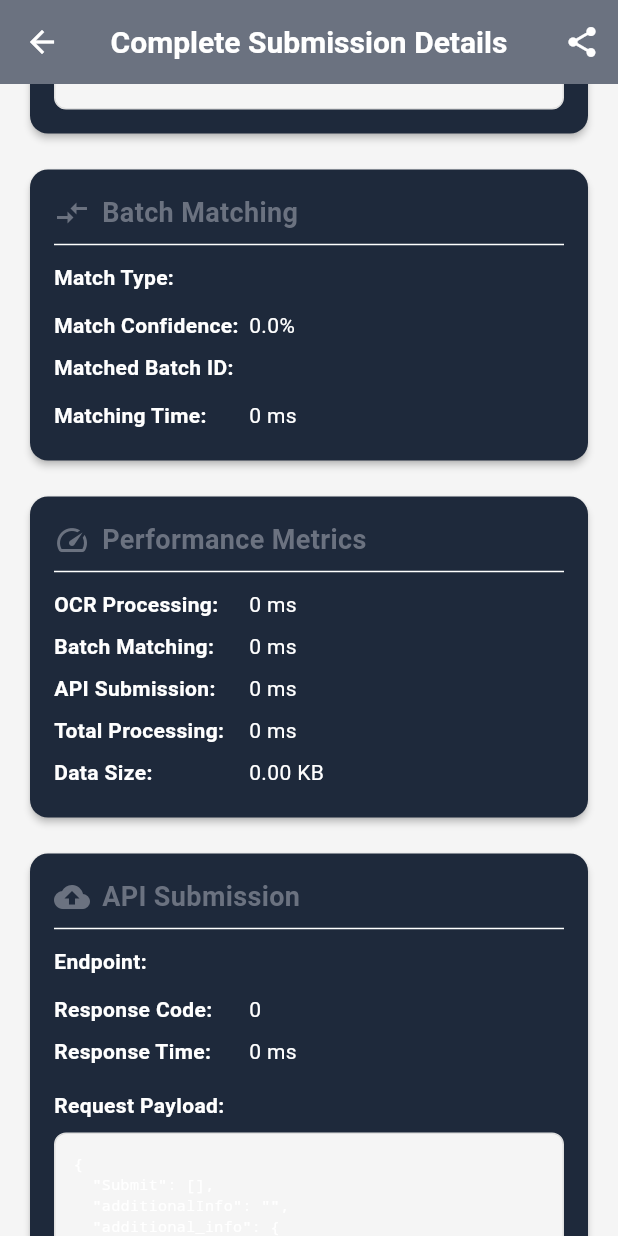
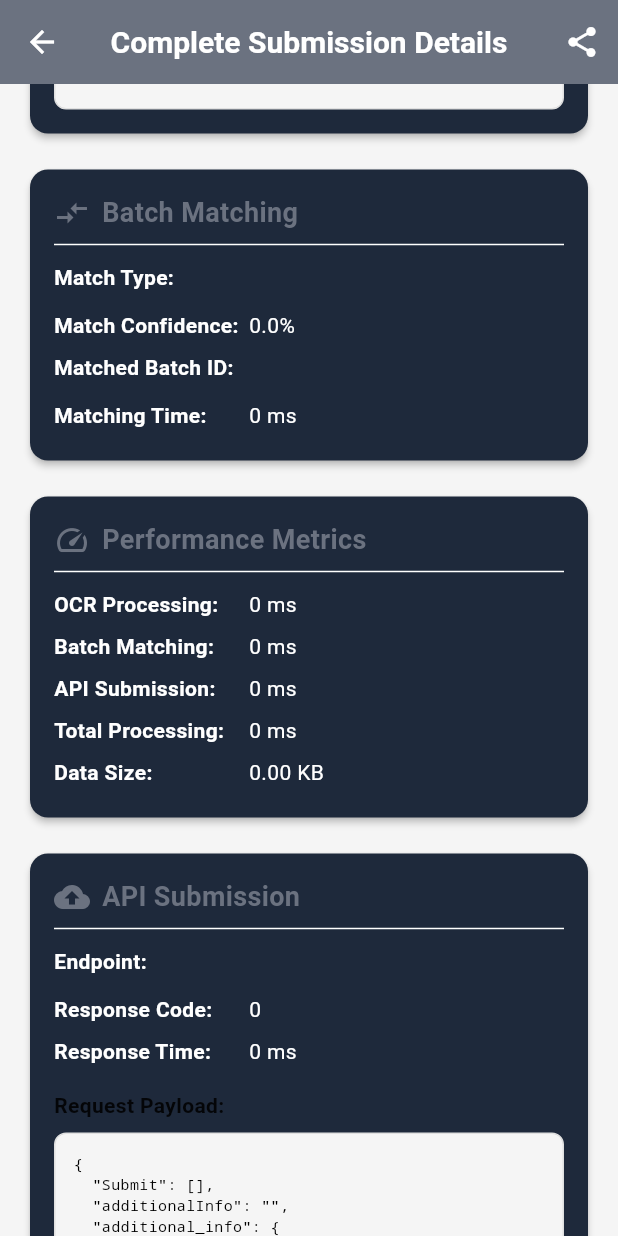
Before and after one commit to mlsankannanavar/Swipable_Batchamte, a Flutter app: the ComprehensiveSubmissionDetailsScreen screen opened directly with empty values, scrolled down 1152 dp, on a phone screen of 412 x 824 dp. Run offline on Flutter 3.47's test engine with Material 3 defaults, Android fonts, the phone set to English and light mode, and no system bars; our stand-ins replace camera, connectivity_plus, hive, hive_flutter, logger, permission_handler and 3 more; missing offline and left inert: google_mlkit_text_recognition, mobile_scanner; accounts and stored records are empty; network calls fail; statements that could not run were skipped.

Commit message:
Fix white text visibility issues in API logs and submission details
- Fixed API log request/response text from white to black for better visibility
- Fixed JSON container text in submission details to use black color
- Fixed API request/response labels to use black87 color
- Updated global theme text colors from white to black87 for light theme compatibility
- Fixed all text visibility issues in API logs, submission details, and extracted text areas
- Ensures consistent black text across all light background areas

```diff
--- a/lib/screens/batch_submission_details_screen.dart
+++ b/lib/screens/batch_submission_details_screen.dart
@@ -960,7 +960,10 @@ class ComprehensiveSubmissionDetailsScreen extends StatelessWidget {
 
         const Text(
           'Request Payload:',
-          style: TextStyle(fontWeight: FontWeight.w600),
+          style: TextStyle(
+            fontWeight: FontWeight.w600,
+            color: Colors.black87, // Explicit color for labels
+          ),
         ),
         const SizedBox(height: 8),
         _buildJsonContainer(submissionDetail.apiPayload),
@@ -969,7 +972,10 @@ class ComprehensiveSubmissionDetailsScreen extends StatelessWidget {
           const SizedBox(height: 16),
           const Text(
             'API Response:',
-            style: TextStyle(fontWeight: FontWeight.w600),
+            style: TextStyle(
+              fontWeight: FontWeight.w600,
+              color: Colors.black87, // Explicit color for labels
+            ),
           ),
           const SizedBox(height: 8),
           _buildJsonContainer(submissionDetail.apiResponse!),
@@ -1053,6 +1059,7 @@ class ComprehensiveSubmissionDetailsScreen extends StatelessWidget {
           style: const TextStyle(
             fontFamily: 'monospace',
             fontSize: 10,
+            color: Colors.black, // Explicit black color for JSON text
           ),
         ),
       ),
--- a/lib/widgets/api_log_tab_widget.dart
+++ b/lib/widgets/api_log_tab_widget.dart
@@ -339,13 +339,14 @@ class ApiCallDetailsSheet extends StatelessWidget {
                             style: const TextStyle(
                               fontSize: 16,
                               fontWeight: FontWeight.bold,
+                              color: Colors.black87, // Explicit color for headers
                             ),
                           ),
                           Text(
                             pair.timestamp.toString().substring(0, 19),
                             style: TextStyle(
                               fontSize: 12,
-                              color: Colors.grey.shade600,
+                              color: Colors.black54, // Change from grey to black54 for visibility
                             ),
                           ),
                         ],
@@ -408,6 +409,7 @@ class ApiCallDetailsSheet extends StatelessWidget {
           style: const TextStyle(
             fontSize: 18,
             fontWeight: FontWeight.bold,
+            color: Colors.black87, // Explicit color for main titles
           ),
         ),
         const SizedBox(height: 12),
@@ -451,6 +453,7 @@ class ApiCallDetailsSheet extends StatelessWidget {
               style: const TextStyle(
                 fontSize: 14,
                 fontWeight: FontWeight.w600,
+                color: Colors.black87, // Explicit color for section titles
               ),
             ),
             const Spacer(),
@@ -479,6 +482,7 @@ class ApiCallDetailsSheet extends StatelessWidget {
             style: const TextStyle(
               fontFamily: 'monospace',
               fontSize: 12,
+              color: Colors.black, // Explicit black color for better visibility
             ),
           ),
         ),
```
Also changed, not shown: lib/main.dart (+15 -15 lines).
